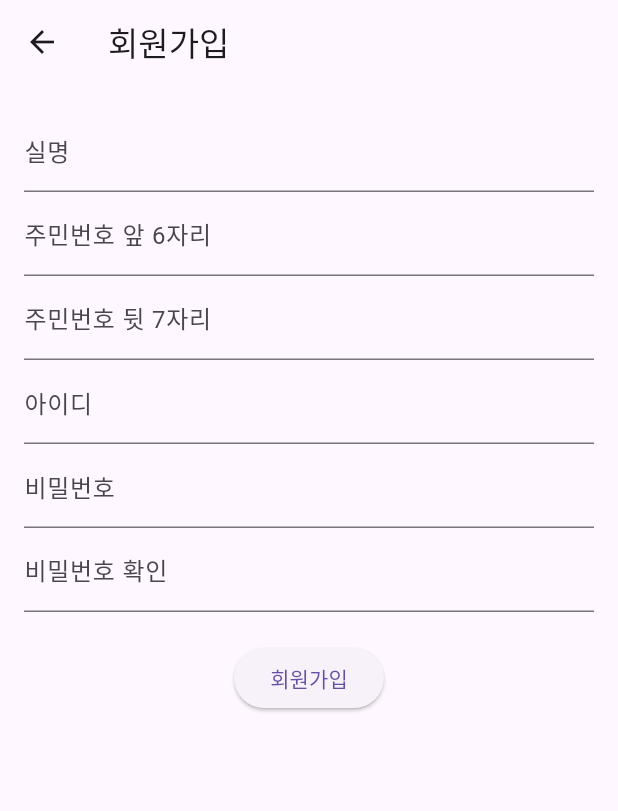
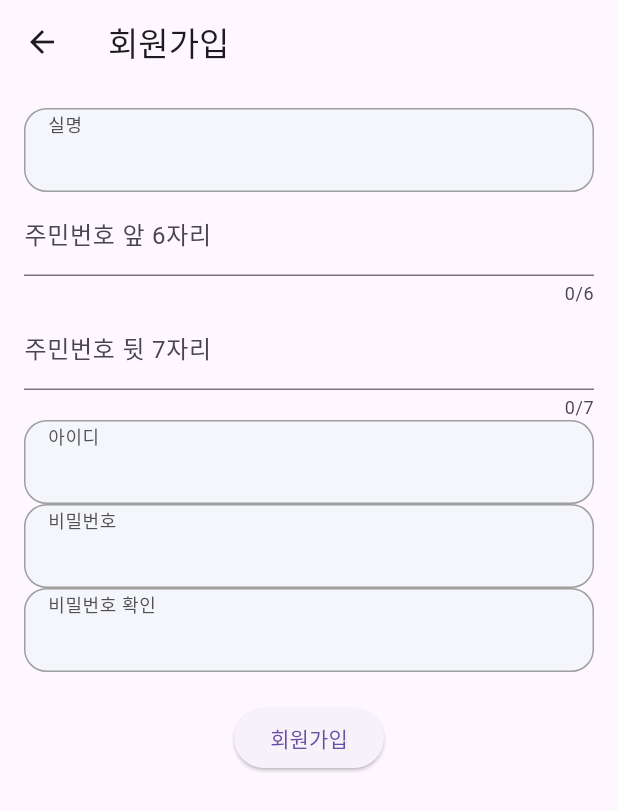
Before and after one commit to TeamAquaDan/W-E, a Flutter app: the screen it shows after launch, after a tap on "회원가입", on a phone screen of 412 x 824 dp. Shown: the top 811 px of the screen. Run offline on Flutter 3.47's test engine with Material 3 defaults, Android fonts, the phone set to English and light mode, and no system bars; our stand-ins replace awesome_snackbar_content, carousel_slider, contacts_service, dio, firebase_core, firebase_database and 8 more; missing offline and left inert: flutter_secure_keyboard; accounts and stored records are empty; Roboto replaces fonts that are missing (Aggro); project files that could hold a hidden picture were left out.

Commit message:
Design: Auth 인풋

```diff
--- a/frontend/lib/screens/login_page.dart
+++ b/frontend/lib/screens/login_page.dart
@@ -2,6 +2,7 @@ import 'package:flutter/material.dart';
 import 'package:frontend/main.dart';
 import 'package:frontend/screens/child_page/child_page.dart';
 import 'package:frontend/screens/parents_page/parent_page.dart';
+import 'package:frontend/widgets/auth_text_field.dart';
 import '../services/auth_service.dart';
 import 'signup_page.dart';
 import 'pin_login_page.dart';
@@ -169,105 +170,17 @@ class _LoginPageState extends State<LoginPage> {
             padding: const EdgeInsets.all(16.0),
             child: Column(
               children: <Widget>[
-                Stack(
-                  alignment: Alignment.center,
-                  children: <Widget>[
-                    TextField(
-                      controller: loginIdController,
-                      decoration: InputDecoration(
-                        border: OutlineInputBorder(
-                          borderRadius: BorderRadius.all(Radius.circular(15.0)),
-                        ), // 테두리 설정
-                        fillColor: Color(0xFFF4F6FB), // 배경색 설정
-                        filled: true,
-                        enabledBorder: OutlineInputBorder(
-                          borderRadius: BorderRadius.all(Radius.circular(15.0)),
-                          borderSide: BorderSide(
-                            color: _isLoginFailed
-                                ? Colors.red
-                                : Colors.grey, // 로그인 실패 시 테두리 색상을 빨간색으로 설정
-                          ),
-                        ),
-                        focusedBorder: OutlineInputBorder(
-                          borderRadius: BorderRadius.all(Radius.circular(15.0)),
-                          borderSide: BorderSide(
-                            color: _isLoginFailed
-                                ? Colors.red
-                                : Color(
-                                    0xFF568EF8), // 로그인 실패 시 테두리 색상을 빨간색으로 설정
-                          ),
-                        ),
-                      ),
-                    ),
-                    const Positioned(
-                      left: 16,
-                      top: 10.20,
-                      child: Text(
-                        '아이디',
-                        style: TextStyle(
-                          color: Color(0xFF505050),
-                          fontSize: 12,
-                          fontWeight: FontWeight.w400,
-                          height: 0.11,
-                          letterSpacing: 0.40,
-                        ),
-                      ),
-                    ),
-                  ],
-                ),
+                AuthTextField(
+                    controller: loginIdController,
+                    isFailed: _isLoginFailed,
+                    label: '아이디',
+                    isBlind: false),
                 const SizedBox(height: 15),
-                Stack(
-                  alignment: Alignment.center,
-                  children: <Widget>[
-                    TextField(
-                      controller: passwordController,
-                      obscureText: true,
-                      decoration: InputDecoration(
-                        border: OutlineInputBorder(
-                          borderRadius: BorderRadius.all(Radius.circular(15.0)),
-                          borderSide: BorderSide(
-                            color: _isLoginFailed
-                                ? Colors.red
-                                : Colors.grey, // 로그인 실패 시 테두리 색상을 빨간색으로 설정
-                          ), // 모서리 둥글게 설정
-                        ), // 테두리 설정
-                        fillColor: Color(0xFFF4F6FB), // 배경색 설정
-                        filled: true,
-                        enabledBorder: OutlineInputBorder(
-                          borderRadius: BorderRadius.all(Radius.circular(15.0)),
-                          borderSide: BorderSide(
-                            color: _isLoginFailed
-                                ? Colors.red
-                                : Colors.grey, // 로그인 실패 시 테두리 색상을 빨간색으로 설정
-                          ),
-                        ),
-                        focusedBorder: OutlineInputBorder(
-                          borderRadius: BorderRadius.all(Radius.circular(15.0)),
-                          borderSide: BorderSide(
-                            color: _isLoginFailed
-                                ? Colors.red
-                                : Color(
-                                    0xFF568EF8), // 로그인 실패 시 테두리 색상을 빨간색으로 설정
-                          ),
-                        ),
-                      ),
-                    ),
-                    const Positioned(
-                      left: 16,
-                      top: 10.20,
-                      child: Text(
-                        '비밀번호',
-                        style: TextStyle(
-                          color: Color(0xFF505050),
-                          fontSize: 12,
-                          fontWeight: FontWeight.w400,
-                          height: 0.11,
-                          letterSpacing: 0.40,
-                        ),
-                      ),
-                    ),
-                  ],
-                ),
+                AuthTextField(
+                    controller: passwordController,
+                    isFailed: _isLoginFailed,
+                    label: '비밀번호',
+                    isBlind: true),
                 const SizedBox(height: 30),
                 SizedBox(
                   width: double.infinity,
--- a/frontend/lib/screens/signup_page.dart
+++ b/frontend/lib/screens/signup_page.dart
@@ -1,4 +1,5 @@
 import 'package:flutter/material.dart';
+import 'package:frontend/widgets/auth_text_field.dart';
 import '../services/auth_service.dart';
 import 'login_page.dart';
 import 'dart:developer' as developer;
@@ -22,7 +23,9 @@ class _SignUpPageState extends State<SignUpPage> {
   final _birthdateController = TextEditingController();
   final _rrNumberController = TextEditingController();
   final AuthService _authService = AuthService();
-
+  bool isFailed = false;
+  final FocusNode _birthdateFocusNode = FocusNode();
+  final FocusNode _rrNumberFocusNode = FocusNode();
   Future<void> _signUp() async {
     // 비밀번호와 비밀번호 확인이 같은지 확인
     if (_passwordController.text != _confirmPasswordController.text) {
@@ -101,33 +104,47 @@ class _SignUpPageState extends State<SignUpPage> {
           padding: const EdgeInsets.all(16.0),
           child: Column(
             children: <Widget>[
-              TextField(
-                controller: _usernameController,
-                decoration: const InputDecoration(labelText: '실명'),
-              ),
+              AuthTextField(
+                  controller: _usernameController,
+                  isFailed: isFailed,
+                  label: '실명',
+                  isBlind: false),
               TextField(
                 controller: _birthdateController,
                 decoration: const InputDecoration(labelText: '주민번호 앞 6자리'),
+                maxLength: 6,
+                keyboardType: TextInputType.number,
+                focusNode: _birthdateFocusNode,
+                onChanged: (value) {
+                  if (_birthdateController.text.length >= 6) {
+                    _birthdateFocusNode.unfocus();
+                    FocusScope.of(context).requestFocus(_rrNumberFocusNode);
+                  }
+                },
               ),
               TextField(
                 controller: _rrNumberController,
                 decoration: const InputDecoration(labelText: '주민번호 뒷 7자리'),
+                maxLength: 7,
+                keyboardType: TextInputType.number,
                 obscureText: true,
+                focusNode: _rrNumberFocusNode,
               ),
-              TextField(
-                controller: _loginIdController,
-                decoration: const InputDecoration(labelText: '아이디'),
-              ),
-              TextField(
-                controller: _passwordController,
-                decoration: const InputDecoration(labelText: '비밀번호'),
-                obscureText: true,
-              ),
-              TextField(
-                controller: _confirmPasswordController,
-                decoration: const InputDecoration(labelText: '비밀번호 확인'),
-                obscureText: true,
-              ),
+              AuthTextField(
+                  controller: _loginIdController,
+                  isFailed: isFailed,
+                  label: '아이디',
+                  isBlind: false),
+              AuthTextField(
+                  controller: _passwordController,
+                  isFailed: isFailed,
+                  label: '비밀번호',
+                  isBlind: true),
+              AuthTextField(
+                  controller: _confirmPasswordController,
+                  isFailed: isFailed,
+                  label: '비밀번호 확인',
+                  isBlind: true),
               const SizedBox(height: 20),
               ElevatedButton(
                 onPressed: () {
--- /dev/null
+++ b/frontend/lib/widgets/auth_text_field.dart
@@ -0,0 +1,68 @@
+import 'package:flutter/material.dart';
+
+class AuthTextField extends StatefulWidget {
+  AuthTextField(
+      {super.key,
+      required this.controller,
+      required this.isFailed,
+      required this.label,
+      required this.isBlind});
+  TextEditingController controller;
+  bool isFailed;
+  String label;
+  bool isBlind;
+  @override
+  State<AuthTextField> createState() => _AuthTextFieldState();
+}
+
+class _AuthTextFieldState extends State<AuthTextField> {
+  @override
+  Widget build(BuildContext context) {
+    return Stack(
+      alignment: Alignment.center,
+      children: <Widget>[
+        TextField(
+          controller: widget.controller,
+          obscureText: widget.isBlind,
+          decoration: InputDecoration(
+            border: const OutlineInputBorder(
+              borderRadius: BorderRadius.all(Radius.circular(15.0)),
+            ), // 테두리 설정
+            fillColor: const Color(0xFFF4F6FB), // 배경색 설정
+            filled: true,
+            enabledBorder: OutlineInputBorder(
+              borderRadius: const BorderRadius.all(Radius.circular(15.0)),
+              borderSide: BorderSide(
+                color: widget.isFailed
+                    ? Colors.red
+                    : Colors.grey, // 로그인 실패 시 테두리 색상을 빨간색으로 설정
+              ),
+            ),
+            focusedBorder: OutlineInputBorder(
+              borderRadius: BorderRadius.all(const Radius.circular(15.0)),
+              borderSide: BorderSide(
+                color: widget.isFailed
+                    ? Colors.red
+                    : const Color(0xFF568EF8), // 로그인 실패 시 테두리 색상을 빨간색으로 설정
+              ),
+            ),
+          ),
+        ),
+        Positioned(
+          left: 16,
+          top: 10.20,
+          child: Text(
+            widget.label,
+            style: const TextStyle(
+              color: Color(0xFF505050),
+              fontSize: 12,
+              fontWeight: FontWeight.w400,
+              height: 0.11,
+              letterSpacing: 0.40,
+            ),
+          ),
+        ),
+      ],
+    );
+  }
+}
```
